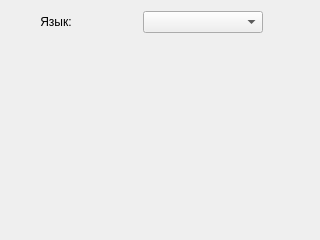
First picture: the form in ParametersWidget.ui, repository mrEscow/GB_QT, before the edit.
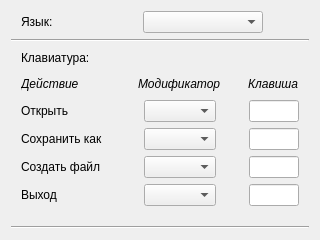
Second picture: the form after the edit.

Commit message: changed the form and added a structure for keyboard shortcuts

The edit to the form file:
```diff
--- a/ParametersWidget.ui
+++ b/ParametersWidget.ui
@@ -14,6 +14,207 @@
    <string>Form</string>
   </property>
   <layout class="QGridLayout" name="gridLayout">
+   <item row="9" column="0">
+    <spacer name="verticalSpacer">
+     <property name="orientation">
+      <enum>Qt::Vertical</enum>
+     </property>
+     <property name="sizeHint" stdset="0">
+      <size>
+       <width>20</width>
+       <height>40</height>
+      </size>
+     </property>
+    </spacer>
+   </item>
+   <item row="7" column="0">
+    <layout class="QHBoxLayout" name="horizontalLayout_6">
+     <item>
+      <spacer name="horizontalSpacer_13">
+       <property name="orientation">
+        <enum>Qt::Horizontal</enum>
+       </property>
+       <property name="sizeType">
+        <enum>QSizePolicy::Fixed</enum>
+       </property>
+       <property name="sizeHint" stdset="0">
+        <size>
+         <width>10</width>
+         <height>20</height>
+        </size>
+       </property>
+      </spacer>
+     </item>
+     <item>
+      <widget class="QLabel" name="labelCreateFile">
+       <property name="minimumSize">
+        <size>
+         <width>90</width>
+         <height>0</height>
+        </size>
+       </property>
+       <property name="text">
+        <string>Создать файл</string>
+       </property>
+      </widget>
+     </item>
+     <item>
+      <spacer name="horizontalSpacer_14">
+       <property name="orientation">
+        <enum>Qt::Horizontal</enum>
+       </property>
+       <property name="sizeHint" stdset="0">
+        <size>
+         <width>10</width>
+         <height>20</height>
+        </size>
+       </property>
+      </spacer>
+     </item>
+     <item>
+      <widget class="QComboBox" name="comboBox_4"/>
+     </item>
+     <item>
+      <spacer name="horizontalSpacer_15">
+       <property name="orientation">
+        <enum>Qt::Horizontal</enum>
+       </property>
+       <property name="sizeHint" stdset="0">
+        <size>
+         <width>20</width>
+         <height>20</height>
+        </size>
+       </property>
+      </spacer>
+     </item>
+     <item>
+      <widget class="QLineEdit" name="lineEdit_3">
+       <property name="minimumSize">
+        <size>
+         <width>50</width>
+         <height>0</height>
+        </size>
+       </property>
+       <property name="maximumSize">
+        <size>
+         <width>50</width>
+         <height>16777215</height>
+        </size>
+       </property>
+      </widget>
+     </item>
+     <item>
+      <spacer name="horizontalSpacer_16">
+       <property name="orientation">
+        <enum>Qt::Horizontal</enum>
+       </property>
+       <property name="sizeType">
+        <enum>QSizePolicy::Fixed</enum>
+       </property>
+       <property name="sizeHint" stdset="0">
+        <size>
+         <width>10</width>
+         <height>20</height>
+        </size>
+       </property>
+      </spacer>
+     </item>
+    </layout>
+   </item>
+   <item row="8" column="0">
+    <layout class="QHBoxLayout" name="horizontalLayout_7">
+     <item>
+      <spacer name="horizontalSpacer_17">
+       <property name="orientation">
+        <enum>Qt::Horizontal</enum>
+       </property>
+       <property name="sizeType">
+        <enum>QSizePolicy::Fixed</enum>
+       </property>
+       <property name="sizeHint" stdset="0">
+        <size>
+         <width>10</width>
+         <height>20</height>
+        </size>
+       </property>
+      </spacer>
+     </item>
+     <item>
+      <widget class="QLabel" name="labelExit">
+       <property name="minimumSize">
+        <size>
+         <width>90</width>
+         <height>0</height>
+        </size>
+       </property>
+       <property name="text">
+        <string>Выход</string>
+       </property>
+      </widget>
+     </item>
+     <item>
+      <spacer name="horizontalSpacer_18">
+       <property name="orientation">
+        <enum>Qt::Horizontal</enum>
+       </property>
+       <property name="sizeHint" stdset="0">
+        <size>
+         <width>10</width>
+         <height>10</height>
+        </size>
+       </property>
+      </spacer>
+     </item>
+     <item>
+      <widget class="QComboBox" name="comboBox_5"/>
+     </item>
+     <item>
+      <spacer name="horizontalSpacer_19">
+       <property name="orientation">
+        <enum>Qt::Horizontal</enum>
+       </property>
+       <property name="sizeHint" stdset="0">
+        <size>
+         <width>20</width>
+         <height>20</height>
+        </size>
+       </property>
+      </spacer>
+     </item>
+     <item>
+      <widget class="QLineEdit" name="lineEdit_4">
+       <property name="minimumSize">
+        <size>
+         <width>50</width>
+         <height>0</height>
+        </size>
+       </property>
+       <property name="maximumSize">
+        <size>
+         <width>50</width>
+         <height>16777215</height>
+        </size>
+       </property>
+      </widget>
+     </item>
+     <item>
+      <spacer name="horizontalSpacer_20">
+       <property name="orientation">
+        <enum>Qt::Horizontal</enum>
+       </property>
+       <property name="sizeType">
+        <enum>QSizePolicy::Fixed</enum>
+       </property>
+       <property name="sizeHint" stdset="0">
+        <size>
+         <width>10</width>
+         <height>20</height>
+        </size>
+       </property>
+      </spacer>
+     </item>
+    </layout>
+   </item>
    <item row="0" column="0">
     <layout class="QVBoxLayout" name="verticalLayout">
      <item>
@@ -24,7 +225,7 @@
           <enum>Qt::Horizontal</enum>
          </property>
          <property name="sizeType">
-          <enum>QSizePolicy::Preferred</enum>
+          <enum>QSizePolicy::Fixed</enum>
          </property>
          <property name="sizeHint" stdset="0">
           <size>
@@ -46,7 +247,7 @@
           <string>Язык:</string>
          </property>
          <property name="alignment">
-          <set>Qt::AlignCenter</set>
+          <set>Qt::AlignLeading|Qt::AlignLeft|Qt::AlignVCenter</set>
          </property>
         </widget>
        </item>
@@ -90,19 +291,368 @@
      </item>
     </layout>
    </item>
+   <item row="4" column="0">
+    <layout class="QHBoxLayout" name="horizontalLayout_3">
+     <item>
+      <spacer name="horizontalSpacer">
+       <property name="orientation">
+        <enum>Qt::Horizontal</enum>
+       </property>
+       <property name="sizeType">
+        <enum>QSizePolicy::Fixed</enum>
+       </property>
+       <property name="sizeHint" stdset="0">
+        <size>
+         <width>10</width>
+         <height>10</height>
+        </size>
+       </property>
+      </spacer>
+     </item>
+     <item>
+      <widget class="QLabel" name="labelAction">
+       <property name="minimumSize">
+        <size>
+         <width>90</width>
+         <height>0</height>
+        </size>
+       </property>
+       <property name="font">
+        <font>
+         <italic>true</italic>
+        </font>
+       </property>
+       <property name="text">
+        <string>Действие</string>
+       </property>
+      </widget>
+     </item>
+     <item>
+      <spacer name="horizontalSpacer_2">
+       <property name="orientation">
+        <enum>Qt::Horizontal</enum>
+       </property>
+       <property name="sizeHint" stdset="0">
+        <size>
+         <width>10</width>
+         <height>20</height>
+        </size>
+       </property>
+      </spacer>
+     </item>
+     <item>
+      <widget class="QLabel" name="labelModifilter">
+       <property name="font">
+        <font>
+         <italic>true</italic>
+        </font>
+       </property>
+       <property name="text">
+        <string>Модификатор</string>
+       </property>
+      </widget>
+     </item>
+     <item>
+      <spacer name="horizontalSpacer_3">
+       <property name="orientation">
+        <enum>Qt::Horizontal</enum>
+       </property>
+       <property name="sizeHint" stdset="0">
+        <size>
+         <width>20</width>
+         <height>20</height>
+        </size>
+       </property>
+      </spacer>
+     </item>
+     <item>
+      <widget class="QLabel" name="labelKey">
+       <property name="font">
+        <font>
+         <italic>true</italic>
+        </font>
+       </property>
+       <property name="text">
+        <string>Клавиша</string>
+       </property>
+      </widget>
+     </item>
+     <item>
+      <spacer name="horizontalSpacer_4">
+       <property name="orientation">
+        <enum>Qt::Horizontal</enum>
+       </property>
+       <property name="sizeType">
+        <enum>QSizePolicy::Fixed</enum>
+       </property>
+       <property name="sizeHint" stdset="0">
+        <size>
+         <width>10</width>
+         <height>20</height>
+        </size>
+       </property>
+      </spacer>
+     </item>
+    </layout>
+   </item>
+   <item row="3" column="0">
+    <layout class="QHBoxLayout" name="horizontalLayout_2">
+     <item>
+      <spacer name="horizontalSpacer_left_2">
+       <property name="orientation">
+        <enum>Qt::Horizontal</enum>
+       </property>
+       <property name="sizeType">
+        <enum>QSizePolicy::Fixed</enum>
+       </property>
+       <property name="sizeHint" stdset="0">
+        <size>
+         <width>10</width>
+         <height>10</height>
+        </size>
+       </property>
+      </spacer>
+     </item>
+     <item>
+      <widget class="QLabel" name="labeKeybord">
+       <property name="text">
+        <string>Клавиатура:</string>
+       </property>
+      </widget>
+     </item>
+     <item>
+      <spacer name="horizontalSpacer_right_2">
+       <property name="orientation">
+        <enum>Qt::Horizontal</enum>
+       </property>
+       <property name="sizeHint" stdset="0">
+        <size>
+         <width>40</width>
+         <height>20</height>
+        </size>
+       </property>
+      </spacer>
+     </item>
+    </layout>
+   </item>
    <item row="1" column="0">
-    <spacer name="verticalSpacer">
+    <widget class="Line" name="line">
+     <property name="orientation">
+      <enum>Qt::Horizontal</enum>
+     </property>
+    </widget>
+   </item>
+   <item row="5" column="0">
+    <layout class="QHBoxLayout" name="horizontalLayout_4">
+     <item>
+      <spacer name="horizontalSpacer_5">
+       <property name="orientation">
+        <enum>Qt::Horizontal</enum>
+       </property>
+       <property name="sizeType">
+        <enum>QSizePolicy::Fixed</enum>
+       </property>
+       <property name="sizeHint" stdset="0">
+        <size>
+         <width>10</width>
+         <height>20</height>
+        </size>
+       </property>
+      </spacer>
+     </item>
+     <item>
+      <widget class="QLabel" name="labelOpen">
+       <property name="minimumSize">
+        <size>
+         <width>90</width>
+         <height>0</height>
+        </size>
+       </property>
+       <property name="text">
+        <string>Открыть</string>
+       </property>
+      </widget>
+     </item>
+     <item>
+      <spacer name="horizontalSpacer_6">
+       <property name="orientation">
+        <enum>Qt::Horizontal</enum>
+       </property>
+       <property name="sizeHint" stdset="0">
+        <size>
+         <width>10</width>
+         <height>20</height>
+        </size>
+       </property>
+      </spacer>
+     </item>
+     <item>
+      <widget class="QComboBox" name="comboBox_2"/>
+     </item>
+     <item>
+      <spacer name="horizontalSpacer_7">
+       <property name="orientation">
+        <enum>Qt::Horizontal</enum>
+       </property>
+       <property name="sizeHint" stdset="0">
+        <size>
+         <width>20</width>
+         <height>20</height>
+        </size>
+       </property>
+      </spacer>
+     </item>
+     <item>
+      <widget class="QLineEdit" name="lineEdit">
+       <property name="minimumSize">
+        <size>
+         <width>50</width>
+         <height>0</height>
+        </size>
+       </property>
+       <property name="maximumSize">
+        <size>
+         <width>50</width>
+         <height>16777215</height>
+        </size>
+       </property>
+      </widget>
+     </item>
+     <item>
+      <spacer name="horizontalSpacer_8">
+       <property name="orientation">
+        <enum>Qt::Horizontal</enum>
+       </property>
+       <property name="sizeType">
+        <enum>QSizePolicy::Fixed</enum>
+       </property>
+       <property name="sizeHint" stdset="0">
+        <size>
+         <width>10</width>
+         <height>20</height>
+        </size>
+       </property>
+      </spacer>
+     </item>
+    </layout>
+   </item>
+   <item row="6" column="0">
+    <layout class="QHBoxLayout" name="horizontalLayout_5">
+     <item>
+      <spacer name="horizontalSpacer_9">
+       <property name="orientation">
+        <enum>Qt::Horizontal</enum>
+       </property>
+       <property name="sizeType">
+        <enum>QSizePolicy::Fixed</enum>
+       </property>
+       <property name="sizeHint" stdset="0">
+        <size>
+         <width>10</width>
+         <height>20</height>
+        </size>
+       </property>
+      </spacer>
+     </item>
+     <item>
+      <widget class="QLabel" name="labelSave_as">
+       <property name="minimumSize">
+        <size>
+         <width>90</width>
+         <height>0</height>
+        </size>
+       </property>
+       <property name="text">
+        <string>Сохранить как</string>
+       </property>
+      </widget>
+     </item>
+     <item>
+      <spacer name="horizontalSpacer_10">
+       <property name="orientation">
+        <enum>Qt::Horizontal</enum>
+       </property>
+       <property name="sizeHint" stdset="0">
+        <size>
+         <width>10</width>
+         <height>20</height>
+        </size>
+       </property>
+      </spacer>
+     </item>
+     <item>
+      <widget class="QComboBox" name="comboBox_3"/>
+     </item>
+     <item>
+      <spacer name="horizontalSpacer_11">
+       <property name="orientation">
+        <enum>Qt::Horizontal</enum>
+       </property>
+       <property name="sizeHint" stdset="0">
+        <size>
+         <width>20</width>
+         <height>20</height>
+        </size>
+       </property>
+      </spacer>
+     </item>
+     <item>
+      <widget class="QLineEdit" name="lineEdit_2">
+       <property name="minimumSize">
+        <size>
+         <width>50</width>
+         <height>0</height>
+        </size>
+       </property>
+       <property name="maximumSize">
+        <size>
+         <width>50</width>
+         <height>16777215</height>
+        </size>
+       </property>
+      </widget>
+     </item>
+     <item>
+      <spacer name="horizontalSpacer_12">
+       <property name="orientation">
+        <enum>Qt::Horizontal</enum>
+       </property>
+       <property name="sizeType">
+        <enum>QSizePolicy::Fixed</enum>
+       </property>
+       <property name="sizeHint" stdset="0">
+        <size>
+         <width>10</width>
+         <height>20</height>
+        </size>
+       </property>
+      </spacer>
+     </item>
+    </layout>
+   </item>
+   <item row="2" column="0">
+    <spacer name="verticalSpacer_2">
      <property name="orientation">
       <enum>Qt::Vertical</enum>
      </property>
+     <property name="sizeType">
+      <enum>QSizePolicy::Preferred</enum>
+     </property>
      <property name="sizeHint" stdset="0">
       <size>
        <width>20</width>
-       <height>40</height>
+       <height>10</height>
       </size>
      </property>
     </spacer>
    </item>
+   <item row="10" column="0">
+    <widget class="Line" name="line_2">
+     <property name="orientation">
+      <enum>Qt::Horizontal</enum>
+     </property>
+    </widget>
+   </item>
   </layout>
  </widget>
  <resources/>
```
The commit also changes 2 other files.
